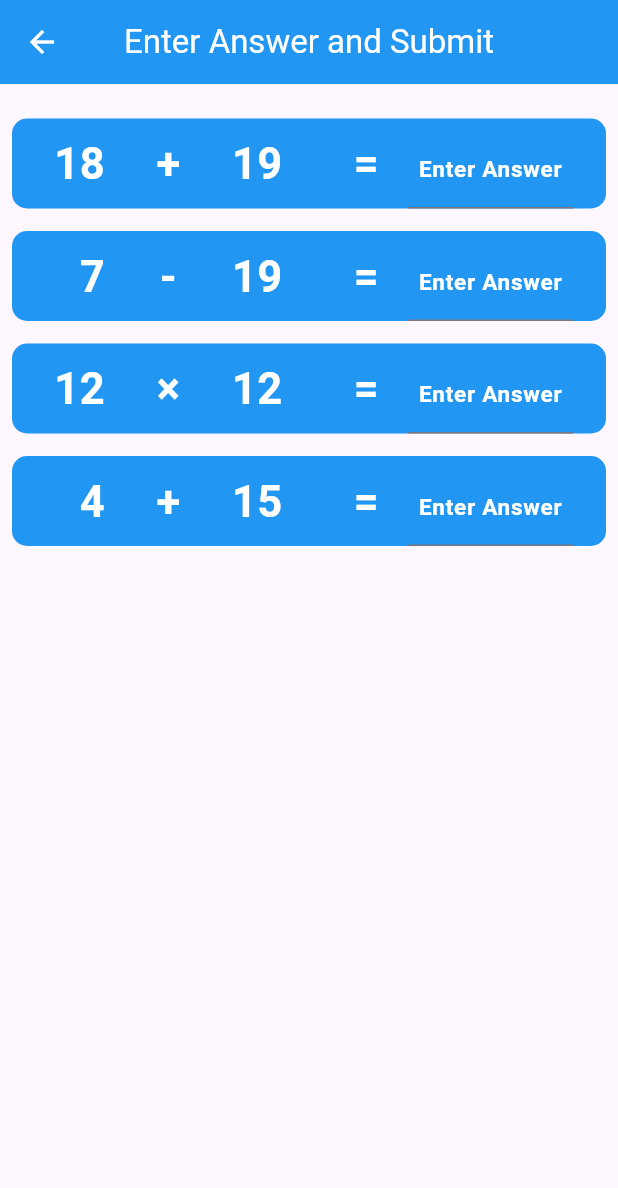
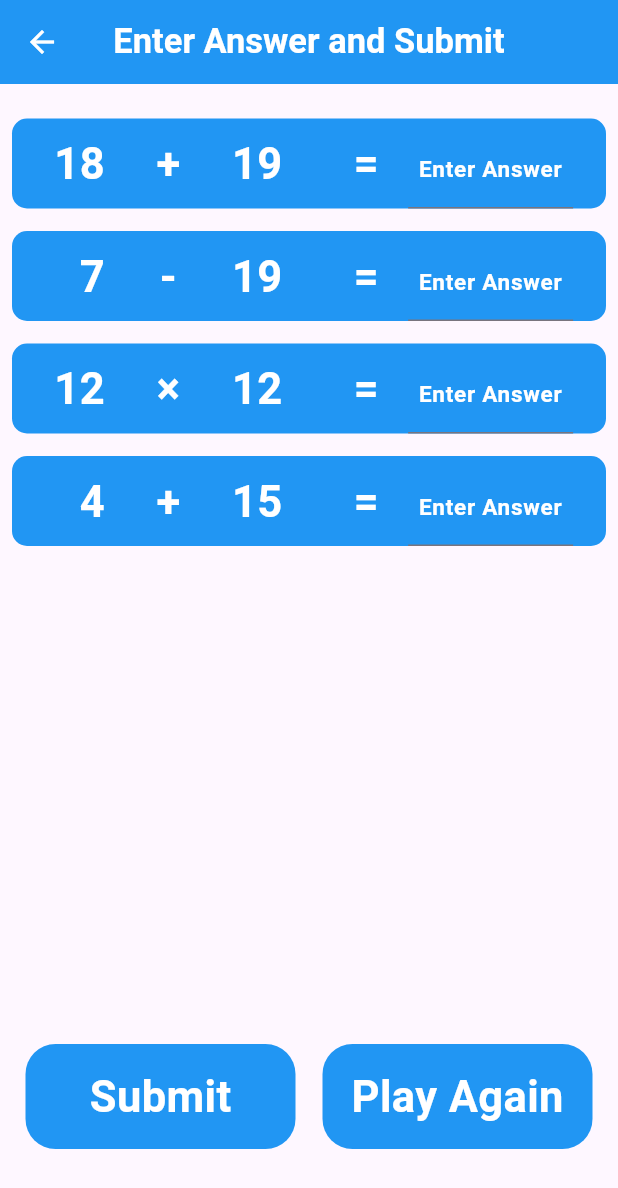
Before and after one commit to chuks4code/quick_maths, a Flutter app: the screen it shows after launch, after a tap on "PLAY", on a phone screen of 412 x 824 dp. Shown: the top 1188 px of the screen. Run offline on Flutter 3.47's test engine with Material 3 defaults, Android fonts, the light colour scheme and no system bars; our stand-ins replace flutter_riverpod.

Commit message:
Fix logic and UI state management in SecondScreen

```diff
--- a/lib/logic/logic_flie.dart
+++ b/lib/logic/logic_flie.dart
@@ -1,5 +1,8 @@
 import 'dart:math';
 
+
+
+class Logic {
   int n1one = 0,
       n1two = 0,
       n3one = 0,
@@ -9,29 +12,21 @@ int n1one = 0,
       calAnswer3 = 0,
       calAnswer4 = 0;
    int n2one = 0, n2two = 0, n4one = 0, n4two = 0;
-//double ansOne = 0, ansTwo = 0, ansThree = 0, ansFour = 0;
    String opOne = '', opTwo = '', opThree = '', opFour = '';
 
-class Logic {
+
   void logicFunc() {
     final rand = Random(); // // Creates a random number generator
 
     List<String> operatorr = ['+', '-', '×', '÷'];
-    opOne =
-        operatorr[rand.nextInt(
-          operatorr.length,
-        )]; // so operatorr.length)];will give 4 to the nextInta()
+    opOne = operatorr[rand.nextInt(operatorr.length,)]; // so operatorr.length)];will give 4 to the nextInta()
     if (opOne == '÷') {
-      n1one =
-          rand.nextInt(9) +
-          1; //nextInt inbuilt fuction that uses it (rand) generates random int from 1 to 10 in this case
+      n1one = rand.nextInt(9) + 1; //nextInt inbuilt fuction that uses it (rand) generates random int from 1 to 10 in this case
       n1two = rand.nextInt(9) + 1;
       n1one = n1one * n1two;
       calAnswer1 = (n1one / n1two).toInt();
     } else {
-      n1one =
-          rand.nextInt(20) +
-          1; //nextInt inbuilt fuction that uses it (rand) generates random int from 1 to 20 in this case
+      n1one = rand.nextInt(20) + 1; //nextInt inbuilt fuction that uses it (rand) generates random int from 1 to 20 in this case
       n1two = rand.nextInt(20) + 1;
       if (opOne == '+') {
         calAnswer1 = (n1one + n1two);
@@ -41,7 +36,10 @@ class Logic {
         calAnswer1 = (n1one * n1two);
       }
     }
-
+    print('$n1one gen1f');
+    print('$n1two gen1sec');
+    print(opOne);
+    print('$calAnswer1  one');
     //////////////////////////////////////////////////////////////////
     opTwo = operatorr[rand.nextInt(operatorr.length)];
     if (opTwo == '÷') {
@@ -64,7 +62,10 @@ class Logic {
         calAnswer2 = (n2one * n2two);
       }
     }
-
+    print('$n2one n2one');
+    print('$n2two n2two');
+    print(opTwo);
+    print('$calAnswer2 two');
     ///////////////////////////////////////////////////////////////
 
     opThree = operatorr[rand.nextInt(operatorr.length)];
@@ -88,6 +89,10 @@ class Logic {
         calAnswer3 = (n3one * n3two);
       }
     }
+    print('$n3one n3one');
+    print('$n3two n3two');
+    print(opThree);
+    print('$calAnswer3 three');
 
     ////////////////////////////////////////////////////////////////////////////
     opFour = operatorr[rand.nextInt(operatorr.length)];
@@ -110,6 +115,16 @@ class Logic {
       } else {
         calAnswer4 = (n4one * n4two);
       }
+
+    }
+    print('$n4one n4one');
+    print('$n4two n4two');
+    print(opFour);
+    print('$calAnswer4 four');
+
+    /*print(calAnswer1);
+    print(calAnswer2);
+    print(calAnswer3);
+    print(calAnswer4);*/
   }
 }
-}
--- a/lib/main.dart
+++ b/lib/main.dart
@@ -17,6 +17,7 @@ class QuickMaths extends StatelessWidget {
     return MaterialApp(
       theme: ThemeData(
         appBarTheme: AppBarTheme(
+          titleTextStyle: TextStyle(fontSize: 23.0, fontWeight: FontWeight.bold),
           backgroundColor: Colors.blue,
           foregroundColor: Colors.white,
           centerTitle: true,
--- a/lib/screens/first_screen.dart
+++ b/lib/screens/first_screen.dart
@@ -32,19 +32,18 @@ class FirstScreen extends StatelessWidget {
                       context,
                       MaterialPageRoute(
                         builder: (context) => SecondScreen(
-                          nn1one: n1one,
-                          nn1two: n1two,
-                          nn2one: n2one,
-                          nn2two: n2two,
-                          nn3one: n3one,
-                          nn3two: n3two,
-                          nn4one: n4one,
-                          nn4two: n4two,
-                          oop1: opOne,
-                          oop2: opTwo,
-                          oop3: opThree,
-                          oop4: opFour,
-                          //controlAns: null,
+                          nn1one: logic.n1one,
+                          nn1two: logic.n1two,
+                          nn2one: logic.n2one,
+                          nn2two: logic.n2two,
+                          nn3one: logic.n3one,
+                          nn3two: logic.n3two,
+                          nn4one: logic.n4one,
+                          nn4two: logic.n4two,
+                          oop1: logic.opOne,
+                          oop2: logic.opTwo,
+                          oop3: logic.opThree,
+                          oop4: logic.opFour, correctAnswers: [logic.calAnswer1, logic.calAnswer2, logic.calAnswer3, logic.calAnswer4],
                         ),
                       ),
                     );
--- a/lib/screens/second_screen.dart
+++ b/lib/screens/second_screen.dart
@@ -2,9 +2,14 @@ import 'package:flutter/material.dart';
 import 'package:flutter/services.dart';
 import 'package:quick_maths/styles/text_styles.dart';
 
+import '../controllers/game_controllers.dart';
+import '../logic/logic_flie.dart';
+
 class SecondScreen extends StatefulWidget {
+
   final int nn1one, nn1two, nn2one, nn2two, nn3one, nn3two, nn4one, nn4two;
   final String oop1, oop2, oop3, oop4;
+  final List<int> correctAnswers;
   final TextEditingController? controlAns;
 
   const SecondScreen({
@@ -21,7 +26,7 @@ class SecondScreen extends StatefulWidget {
     required this.oop2,
     required this.oop3,
     required this.oop4,
-    this.controlAns,
+    this.controlAns, required this.correctAnswers,
   });
 
   @override
@@ -29,20 +34,38 @@ class SecondScreen extends StatefulWidget {
 }
 
 class _SecondScreenState extends State<SecondScreen> {
+  late  int nn1one_SecClass, nn1two_SecClass, nn2one_SecClass, nn2two_SecClass, nn3one_SecClass, nn3two_SecClass, nn4one_SecClass, nn4two_SecClass;
+  late  String oop1_SecClass, oop2_SecClass, oop3_SecClass, oop4_SecClass;
+  late List<int> correctAnswers_SecClass;
+
+
   final TextEditingController controllerr1 = TextEditingController();
   final TextEditingController controllerr2 = TextEditingController();
   final TextEditingController controllerr3 = TextEditingController();
   final TextEditingController controllerr4 = TextEditingController();
+  String result ='';
 
-  @override
-  void dispose() {
-    // Dispose controllers to avoid memory leaks
-    controllerr1.dispose();
-    controllerr2.dispose();
-    controllerr3.dispose();
-    controllerr4.dispose();
-    super.dispose();
+
+
+    @override
+    void initState() {
+      super.initState();
+      nn1one_SecClass = widget.nn1one;
+      nn1two_SecClass = widget.nn1two;
+      nn2one_SecClass = widget.nn2one;
+      nn2two_SecClass = widget.nn2two;
+      nn3one_SecClass = widget.nn3one;
+      nn3two_SecClass = widget.nn3two;
+      nn4one_SecClass = widget.nn4one;
+      nn4two_SecClass = widget.nn4two;
+
+      oop1_SecClass = widget.oop1;
+      oop2_SecClass = widget.oop2;
+      oop3_SecClass = widget.oop3;
+      oop4_SecClass = widget.oop4;
+      correctAnswers_SecClass = widget.correctAnswers;
   }
+
 
   @override
   Widget build(BuildContext context) {
@@ -57,33 +80,120 @@ class _SecondScreenState extends State<SecondScreen> {
             children: [
               SizedBox(height: 15.0),
               myDisplayMethod(
-                widget.nn1one,
-                widget.nn1two,
-                widget.oop1,
+                nn1one_SecClass,
+                nn1two_SecClass,
+                oop1_SecClass,
                 controllerr1,
               ),
               SizedBox(height: 15.0),
               myDisplayMethod(
-                widget.nn2one,
-                widget.nn2two,
-                widget.oop2,
+                nn2one_SecClass,
+                nn2two_SecClass,
+                oop2_SecClass,
                 controllerr2,
               ),
               SizedBox(height: 15.0),
               myDisplayMethod(
-                widget.nn3one,
-                widget.nn3two,
-                widget.oop3,
+                nn3one_SecClass,
+                nn3two_SecClass,
+                oop3_SecClass,
                 controllerr3,
               ),
               SizedBox(height: 15.0),
               myDisplayMethod(
-                widget.nn4one,
-                widget.nn4two,
-                widget.oop4,
+                nn4one_SecClass,
+                nn4two_SecClass,
+                oop4_SecClass,
                 controllerr4,
               ),
+              SizedBox(height: 80.0,),
+
+              Text(result, style: TextStyle( fontSize: 20.0 ,fontWeight: FontWeight.w900)),
+
+              Expanded(
+                child: Row(
+                  mainAxisAlignment:  MainAxisAlignment.spaceAround,
+                  crossAxisAlignment: CrossAxisAlignment.end,
+                  children: [
+
+
+                    InkWell(
+                      onTap: () {
+
+                        List  userAnswers = [controllerr1.text, controllerr2.text, controllerr3.text, controllerr4.text];
+                        setState(() {
+                          result = evaluateAnswers( userAnswers, correctAnswers_SecClass,);
+                        });
+                       /* print(calcAnswers);
+                        print(userAnswers);
+                        print(result);*/
+
+                      },
+                      borderRadius: BorderRadius.circular(15),
+                      child: Container(
+                        alignment: Alignment.center,
+                        width: 180.0,
+                        height: 70.0,
+                        padding: EdgeInsets.symmetric(vertical: 10, horizontal: 10),
+                        decoration: BoxDecoration(
+                          color: Colors.blue,
+                          borderRadius: BorderRadius.circular(20),
+                        ),
+                        child: Text('Submit',style: AppTextStyles.primaryText,),
+                      ),
+                    ),
+
+                    InkWell(
+                      onTap: () {
+                        Logic logic = Logic();
+                        logic.logicFunc();
+
+                    setState(() {
+                      nn1one_SecClass =  logic.n1one;
+                      nn1two_SecClass = logic.n1two;
+                      nn2one_SecClass = logic.n2one;
+                      nn2two_SecClass = logic.n2two;
+                      nn3one_SecClass = logic.n3one;
+                      nn3two_SecClass = logic.n3two;
+                      nn4one_SecClass = logic.n4one;
+                      nn4two_SecClass = logic.n4two;
+                      oop1_SecClass = logic.opOne;
+                      oop2_SecClass = logic.opTwo;
+                      oop3_SecClass = logic.opThree;
+                      oop4_SecClass = logic.opFour;
+
+                      correctAnswers_SecClass = [logic.calAnswer1, logic.calAnswer2, logic.calAnswer3, logic.calAnswer4];
+
+                      controllerr1.clear();
+                          controllerr2.clear();
+                          controllerr3.clear();
+                          controllerr4.clear();
+                          result = '';
+                        });
+
+                      },
+                      borderRadius: BorderRadius.circular(15),
+                      child: Container(
+                        alignment: Alignment.center,
+                        width: 180.0,
+                        height: 70.0,
+                        padding: EdgeInsets.symmetric(vertical: 10, horizontal: 10),
+                        decoration: BoxDecoration(
+                          color: Colors.blue,
+                          borderRadius: BorderRadius.circular(20),
+                        ),
+                        child: Text('Play Again',style: AppTextStyles.primaryText,),
+                      ),
+                    ),
+                  ],
+                ),
+              ),
+              SizedBox(height: 50.0),
             ],
+
+            //////////////////////////
+
+
           ),
         ),
       ),
@@ -136,7 +246,7 @@ class _SecondScreenState extends State<SecondScreen> {
               child: TextField(
                 // autofocus: true,
                 textAlign: TextAlign.center,
-                controller: widget.controlAns,
+                controller: inputAns,
                 style: AppTextStyles.primaryText,
                 decoration: InputDecoration(
                   hintText: 'Enter Answer',
@@ -151,4 +261,7 @@ class _SecondScreenState extends State<SecondScreen> {
       ),
     );
   }
+
+  ///////////////////////////////////////
+
 }
```
Also changed, not shown: lib/controllers/game_controllers.dart (+30 -1 lines), 2 other files. Lines whose indentation alone changed are shown as unchanged.
